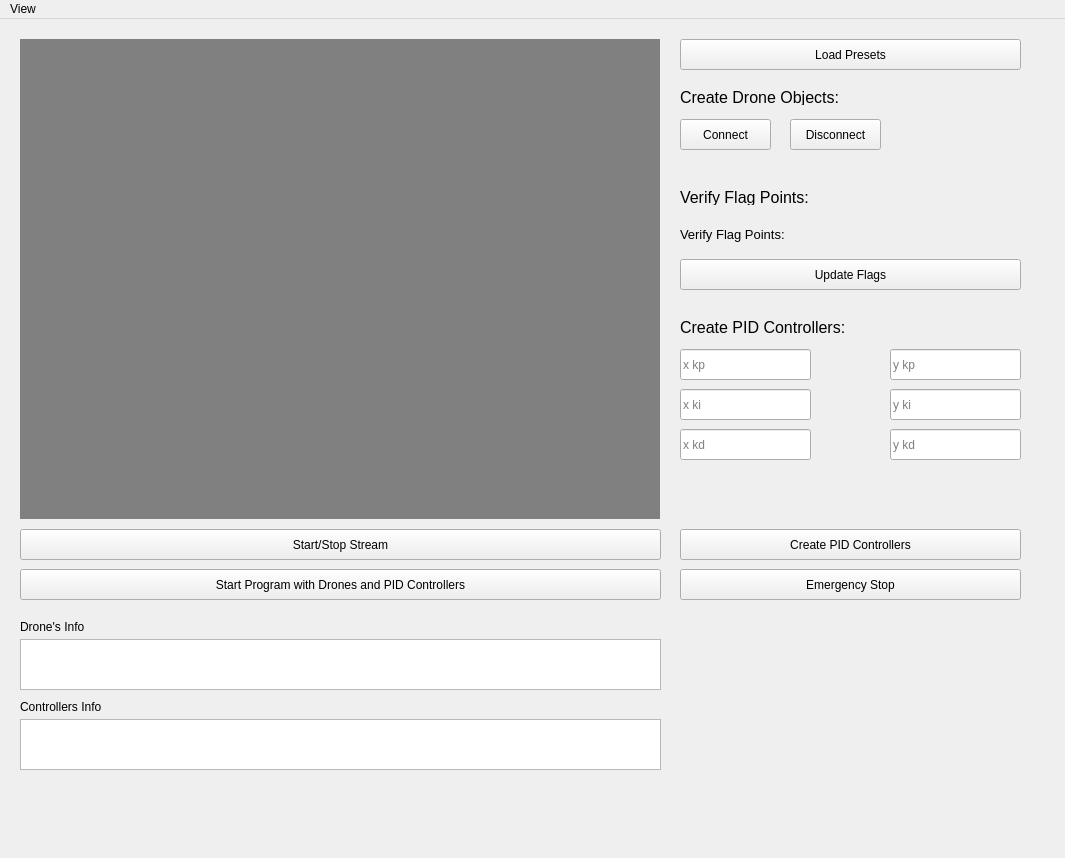
Before: the Qt Designer form project/resources/gui_views/swarm_drone.ui in aicpslab/Vision-Based-Navigation, drawn with Qt 5.
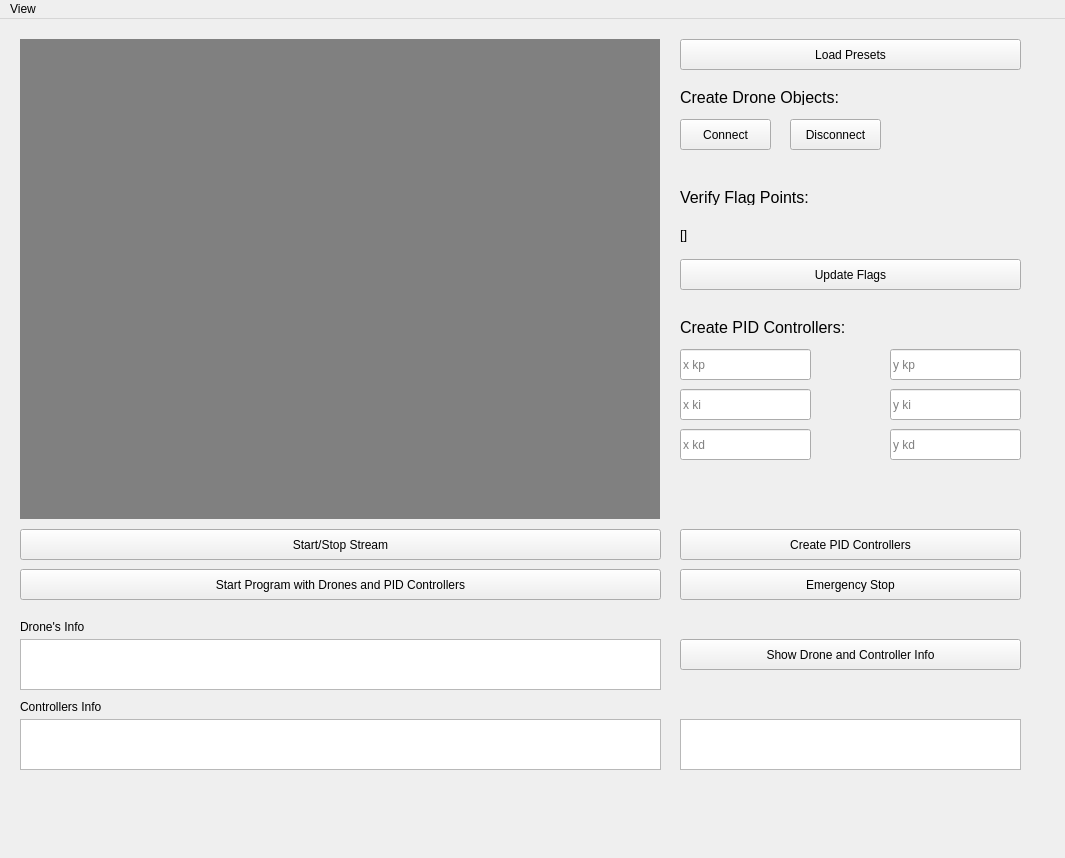
After: the same form once the commit is applied.

```diff
--- a/project/resources/gui_views/swarm_drone.ui
+++ b/project/resources/gui_views/swarm_drone.ui
@@ -304,7 +304,7 @@
      </font>
     </property>
     <property name="text">
-     <string>Verify Flag Points:</string>
+     <string>[]</string>
     </property>
    </widget>
    <widget class="QPushButton" name="pushButton_video_stream">
@@ -366,6 +366,29 @@
      <string>Controllers Info</string>
     </property>
    </widget>
+   <widget class="QPushButton" name="pushButton_show_info">
+    <property name="geometry">
+     <rect>
+      <x>680</x>
+      <y>620</y>
+      <width>341</width>
+      <height>31</height>
+     </rect>
+    </property>
+    <property name="text">
+     <string>Show Drone and Controller Info</string>
+    </property>
+   </widget>
+   <widget class="QTextEdit" name="textEdit_navigation_info">
+    <property name="geometry">
+     <rect>
+      <x>680</x>
+      <y>700</y>
+      <width>341</width>
+      <height>51</height>
+     </rect>
+    </property>
+   </widget>
   </widget>
   <widget class="QMenuBar" name="menuBar">
    <property name="geometry">
```
